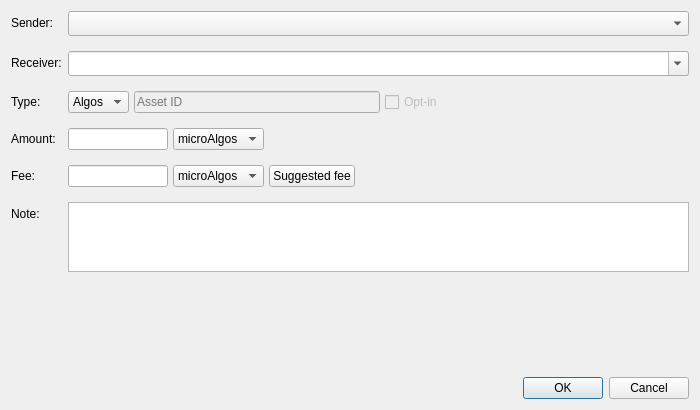
Above: Interfaces/Transaction/Ui_Transaction.ui from CiottiGiorgio/Algorand-Wallet-Manager before the change. Below: the same form after it.
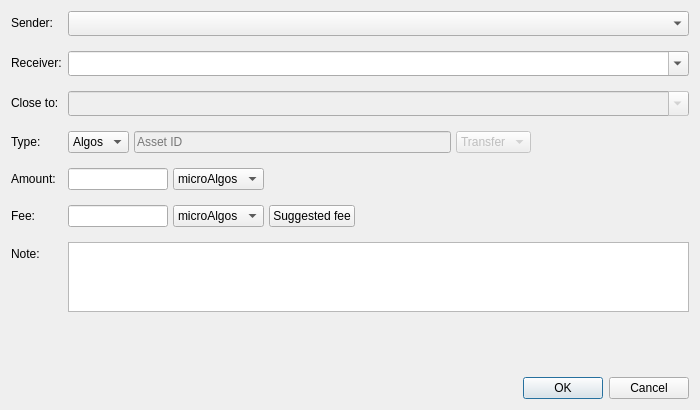
That is the form after the change. Custom widgets are drawn as their Qt base class.

Commit message: [+] MacOS compatibility. Close asset and address. Bugfix.

What changed in the file:
```diff
--- a/Interfaces/Transaction/Ui_Transaction.ui
+++ b/Interfaces/Transaction/Ui_Transaction.ui
@@ -76,14 +76,37 @@
     </widget>
    </item>
    <item row="2" column="0">
+    <widget class="QLabel" name="label_7">
+     <property name="text">
+      <string>Close to:</string>
+     </property>
+    </widget>
+   </item>
+   <item row="2" column="1">
+    <widget class="QComboBox" name="comboBox_close_to">
+     <property name="enabled">
+      <bool>false</bool>
+     </property>
+     <property name="minimumSize">
+      <size>
+       <width>0</width>
+       <height>25</height>
+      </size>
+     </property>
+     <property name="editable">
+      <bool>true</bool>
+     </property>
+    </widget>
+   </item>
+   <item row="3" column="0">
     <widget class="QLabel" name="label_3">
      <property name="text">
       <string>Type:</string>
      </property>
     </widget>
    </item>
-   <item row="2" column="1">
-    <layout class="QHBoxLayout" name="horizontalLayout">
+   <item row="3" column="1">
+    <layout class="QHBoxLayout" name="horizontalLayout" stretch="0,2,0,1">
      <property name="spacing">
       <number>5</number>
      </property>
@@ -112,13 +135,25 @@
       </widget>
      </item>
      <item>
-      <widget class="QCheckBox" name="checkBox_opt_in">
+      <widget class="QComboBox" name="comboBox_asset_mode">
        <property name="enabled">
         <bool>false</bool>
        </property>
-       <property name="text">
-        <string>Opt-in</string>
-       </property>
+       <item>
+        <property name="text">
+         <string>Transfer</string>
+        </property>
+       </item>
+       <item>
+        <property name="text">
+         <string>Opt-in</string>
+        </property>
+       </item>
+       <item>
+        <property name="text">
+         <string>Close to</string>
+        </property>
+       </item>
       </widget>
      </item>
      <item>
@@ -136,14 +171,14 @@
      </item>
     </layout>
    </item>
-   <item row="3" column="0">
+   <item row="4" column="0">
     <widget class="QLabel" name="label_5">
      <property name="text">
       <string>Amount:</string>
      </property>
     </widget>
    </item>
-   <item row="3" column="1">
+   <item row="4" column="1">
     <layout class="QHBoxLayout" name="horizontalLayout_3" stretch="0,0,0">
      <property name="spacing">
       <number>5</number>
@@ -201,14 +236,14 @@
      </item>
     </layout>
    </item>
-   <item row="4" column="0">
+   <item row="5" column="0">
     <widget class="QLabel" name="label_4">
      <property name="text">
       <string>Fee:</string>
      </property>
     </widget>
    </item>
-   <item row="4" column="1">
+   <item row="5" column="1">
     <layout class="QHBoxLayout" name="horizontalLayout_2">
      <property name="spacing">
       <number>5</number>
@@ -279,14 +314,14 @@
      </item>
     </layout>
    </item>
-   <item row="5" column="0">
+   <item row="6" column="0">
     <widget class="QLabel" name="label_6">
      <property name="text">
       <string>Note:</string>
      </property>
     </widget>
    </item>
-   <item row="5" column="1">
+   <item row="6" column="1">
     <widget class="QTextEdit" name="textEdit_note">
      <property name="maximumSize">
       <size>
@@ -296,7 +331,7 @@
      </property>
     </widget>
    </item>
-   <item row="7" column="1">
+   <item row="8" column="1">
     <widget class="QDialogButtonBox" name="buttonBox">
      <property name="orientation">
       <enum>Qt::Horizontal</enum>
@@ -306,10 +341,7 @@
      </property>
     </widget>
    </item>
-   <item row="6" column="1">
-    <widget class="LoadingWidget" name="widget" native="true"/>
-   </item>
-   <item row="6" column="0">
+   <item row="7" column="0" colspan="2">
     <spacer name="verticalSpacer">
      <property name="orientation">
       <enum>Qt::Vertical</enum>
@@ -324,14 +356,6 @@
    </item>
   </layout>
  </widget>
- <customwidgets>
-  <customwidget>
-   <class>LoadingWidget</class>
-   <extends>QWidget</extends>
-   <header>misc.Widgets</header>
-   <container>1</container>
-  </customwidget>
- </customwidgets>
  <resources/>
  <connections>
   <connection>
```
The commit also changes 14 other files.
